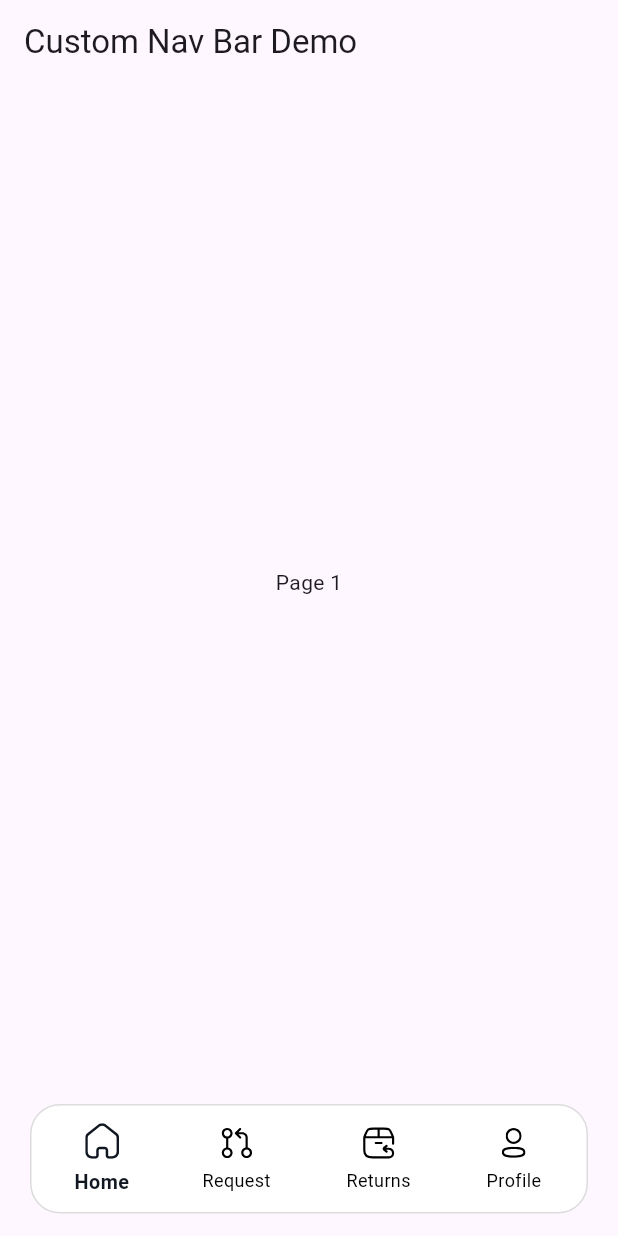
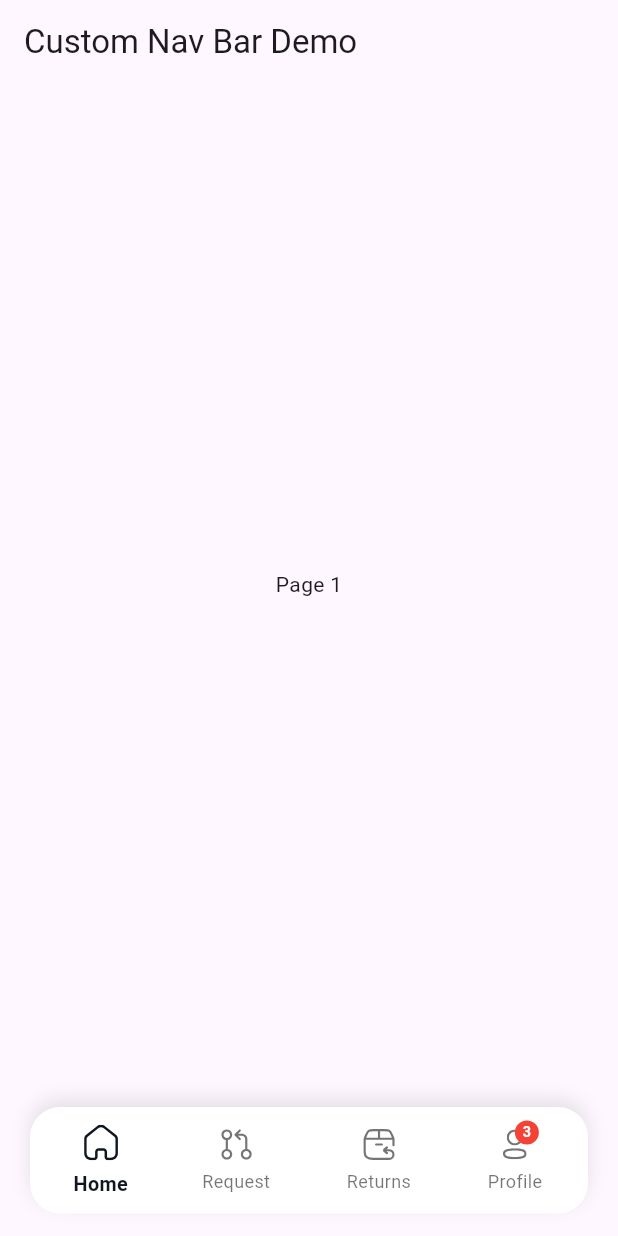
Before and after one commit to Halawany1/smart_nav_bar, a Flutter app: the screen it shows after launch, on a phone screen of 412 x 824 dp. Run offline on Flutter 3.47's test engine with Material 3 defaults, Android fonts, the phone set to English and light mode, and no system bars; our stand-ins replace flutter_svg.

Commit message:
updates
- updates naming of classes
- add badge feature on bottom nav item
- update readme file

```diff
--- a/lib/bottom_nav_bar.dart
+++ /dev/null
@@ -1,56 +0,0 @@
-import 'package:flutter/material.dart';
-import 'bottom_nav_item.dart';
-import 'models/nav_item_model.dart';
-import 'models/style_config.dart';
-
-class CustomBottomNavBar extends StatelessWidget {
-  final int currentIndex;
-  final List<NavItemModel> items;
-  final ValueChanged<int> onTap;
-  final BottomNavBarStyle style;
-
-  const CustomBottomNavBar({
-    super.key,
-    required this.currentIndex,
-    required this.items,
-    required this.onTap,
-    this.style = const BottomNavBarStyle(),
-  });
-
-  @override
-  Widget build(BuildContext context) {
-    return Container(
-      margin: style.margin,
-      padding: style.padding,
-      decoration: BoxDecoration(
-        color: style.backgroundColor,
-        border: Border.all(color: style.borderColor),
-        borderRadius: BorderRadius.circular(style.borderRadius),
-      ),
-      child: Row(
-        mainAxisAlignment: MainAxisAlignment.spaceAround,
-        children: items
-            .asMap()
-            .entries
-            .map((entry) => _buildNavItem(entry.key, entry.value))
-            .toList(),
-      ),
-    );
-  }
-
-  Widget _buildNavItem(int index, NavItemModel item) {
-    return BottomNavItem(
-      index: index,
-      currentIndex: currentIndex,
-      iconPath: item.iconPath,
-      label: item.label,
-      onTap: onTap,
-      activeColor: style.activeColor,
-      inactiveColor: style.inactiveColor,
-      activeTextStyle: style.activeTextStyle,
-      inactiveTextStyle: style.inactiveTextStyle,
-      iconSize: style.iconSize,
-      scaleFactor: style.scaleFactor,
-    );
-  }
-}
--- a/lib/custom_bottom_nav_bar.dart
+++ /dev/null
@@ -1,6 +0,0 @@
-library custom_bottom_nav_bar;
-
-export 'bottom_nav_bar.dart';
-export 'bottom_nav_item.dart';
-export 'models/nav_item_model.dart';
-export 'models/style_config.dart';
--- a/lib/main.dart
+++ b/lib/main.dart
@@ -1,6 +1,7 @@
 import 'package:flutter/material.dart';
-import 'package:smart_nav_bar/bottom_nav_bar.dart';
-import 'package:smart_nav_bar/models/nav_item_model.dart';
+import 'package:smart_nav_bar/models/badge.dart';
+import 'package:smart_nav_bar/models/nav_item.dart';
+import 'package:smart_nav_bar/smart_bottom_nav.dart';
 
 void main() => runApp(const MyApp());
 
@@ -14,11 +15,11 @@ class MyApp extends StatefulWidget {
 class _MyAppState extends State<MyApp> {
   int _currentIndex = 0;
 
-  final List<NavItemModel> _items = const [
-    NavItemModel(iconPath: 'assets/home_icon.svg', label: 'Home'),
-    NavItemModel(iconPath: 'assets/request_icon.svg', label: 'Request'),
-    NavItemModel(iconPath: 'assets/returns_icon.svg', label: 'Returns'),
-    NavItemModel(iconPath: 'assets/profile_icon.svg', label: 'Profile'),
+  final List<SmartNavItem> _items = const [
+    SmartNavItem(iconPath: 'assets/home_icon.svg', label: 'Home'),
+    SmartNavItem(iconPath: 'assets/request_icon.svg', label: 'Request'),
+    SmartNavItem(iconPath: 'assets/returns_icon.svg', label: 'Returns'),
+    SmartNavItem(iconPath: 'assets/profile_icon.svg', label: 'Profile',badge: BadgeNavItem(count: 3)),
   ];
 
   @override
@@ -27,7 +28,7 @@ class _MyAppState extends State<MyApp> {
       home: Scaffold(
         appBar: AppBar(title: const Text('Custom Nav Bar Demo')),
         body: Center(child: Text('Page ${_currentIndex + 1}')),
-        bottomNavigationBar: CustomBottomNavBar(
+        bottomNavigationBar: SmartBottomNav(
           currentIndex: _currentIndex,
           items: _items,
           onTap: (index) => setState(() => _currentIndex = index),
--- /dev/null
+++ b/lib/models/badge.dart
@@ -0,0 +1,19 @@
+import 'package:flutter/material.dart';
+
+class BadgeNavItem {
+  final String? text;
+  final int? count;
+  final Color color;
+  final Color textColor;
+  final double size;
+  final bool hideWhenZero;
+
+  const BadgeNavItem({
+    this.text,
+    this.count,
+    this.color = Colors.red,
+    this.textColor = Colors.white,
+    this.size = 16,
+    this.hideWhenZero = true,
+  });
+}
--- /dev/null
+++ b/lib/models/nav_item.dart
@@ -0,0 +1,22 @@
+import 'package:flutter/material.dart';
+import 'package:smart_nav_bar/models/badge.dart';
+
+class SmartNavItem {
+  final String iconPath;
+  final String label;
+  final Widget? screen;
+  final Color? activeColor;
+  final Color? inactiveColor;
+  final double? iconSize;
+  final BadgeNavItem? badge;
+
+  const SmartNavItem({
+    required this.iconPath,
+    required this.label,
+    this.screen,
+    this.activeColor,
+    this.inactiveColor,
+    this.iconSize,
+    this.badge,
+  });
+}
--- a/lib/models/nav_item_model.dart
+++ /dev/null
@@ -1,13 +0,0 @@
-import 'package:flutter/material.dart';
-
-class NavItemModel {
-  final String iconPath;
-  final String label;
-  final Widget? screen;
-
-  const NavItemModel({
-    required this.iconPath,
-    required this.label,
-    this.screen,
-  });
-}
--- /dev/null
+++ b/lib/models/nav_style.dart
@@ -0,0 +1,42 @@
+import 'package:flutter/material.dart';
+
+class SmartNavStyle {
+  final Color backgroundColor;
+  final Color? borderColor;
+  final double borderRadius;
+  final EdgeInsets margin;
+  final EdgeInsets padding;
+  final Color defaultActiveColor;
+  final Color defaultInactiveColor;
+  final TextStyle defaultActiveTextStyle;
+  final TextStyle defaultInactiveTextStyle;
+  final double defaultIconSize;
+  final double scaleFactor;
+  final Curve animationCurve;
+  final Duration animationDuration;
+  final bool showLabel;
+
+  const SmartNavStyle({
+    this.backgroundColor = Colors.white,
+    this.borderColor,
+    this.borderRadius = 20.0,
+    this.margin = const EdgeInsets.symmetric(horizontal: 20, vertical: 15),
+    this.padding = const EdgeInsets.all(5),
+    this.defaultActiveColor = const Color(0xFF101720),
+    this.defaultInactiveColor = Colors.black54,
+    this.defaultActiveTextStyle = const TextStyle(
+      fontSize: 12,
+      fontWeight: FontWeight.w600,
+    ),
+    this.defaultInactiveTextStyle = const TextStyle(
+      fontSize: 12,
+      fontWeight: FontWeight.w400,
+    ),
+    this.defaultIconSize = 24.0,
+    this.scaleFactor = 1.1,
+    this.animationCurve = Curves.easeOutQuad,
+    this.animationDuration = const Duration(milliseconds: 300),
+    this.showLabel = true,
+    MaterialColor activeColor = Colors.blue,
+  });
+}
--- a/lib/models/style_config.dart
+++ /dev/null
@@ -1,37 +0,0 @@
-import 'package:flutter/material.dart';
-
-class BottomNavBarStyle {
-  final Color backgroundColor;
-  final Color borderColor;
-  final double borderRadius;
-  final EdgeInsets margin;
-  final EdgeInsets padding;
-  final Color activeColor;
-  final Color inactiveColor;
-  final TextStyle activeTextStyle;
-  final TextStyle inactiveTextStyle;
-  final double iconSize;
-  final double scaleFactor;
-
-  const BottomNavBarStyle({
-    this.backgroundColor = Colors.white,
-    this.borderColor = const Color(0xFFDCDCDC),
-    this.borderRadius = 20.0,
-    this.margin = const EdgeInsets.symmetric(horizontal: 20, vertical: 15),
-    this.padding = const EdgeInsets.all(5),
-    this.activeColor = const Color(0xFF101720),
-    this.inactiveColor = Colors.black,
-    this.activeTextStyle = const TextStyle(
-      fontSize: 12,
-      fontWeight: FontWeight.w600,
-      color: Color(0xFF101720),
-    ),
-    this.inactiveTextStyle = const TextStyle(
-      fontSize: 12,
-      fontWeight: FontWeight.w400,
-      color: Colors.black,
-    ),
-    this.iconSize = 24.0,
-    this.scaleFactor = 1.1,
-  });
-}
--- /dev/null
+++ b/lib/smart_bottom_nav.dart
@@ -0,0 +1,170 @@
+import 'package:flutter/material.dart';
+import 'package:flutter_svg/flutter_svg.dart';
+import 'package:smart_nav_bar/models/badge.dart';
+import 'package:smart_nav_bar/smart_nav_bar.dart';
+
+class SmartBottomNav extends StatelessWidget {
+  final int currentIndex;
+  final List<SmartNavItem> items;
+  final ValueChanged<int> onTap;
+  final SmartNavStyle style;
+  final bool withScreens;
+  final PageController? pageController;
+
+  const SmartBottomNav({
+    super.key,
+    required this.currentIndex,
+    required this.items,
+    required this.onTap,
+    this.style = const SmartNavStyle(),
+    this.withScreens = false,
+    this.pageController,
+  });
+
+  @override
+  Widget build(BuildContext context) {
+    return Column(
+      mainAxisSize: MainAxisSize.min,
+      children: [
+        if (withScreens && pageController != null)
+          Expanded(
+            child: PageView(
+              controller: pageController,
+              physics: const NeverScrollableScrollPhysics(),
+              children:
+                  items.map((item) => item.screen ?? Container()).toList(),
+            ),
+          ),
+        _buildBottomNavBar(),
+      ],
+    );
+  }
+
+  Widget _buildBottomNavBar() {
+    return Container(
+      margin: style.margin,
+      padding: style.padding,
+      decoration: BoxDecoration(
+        color: style.backgroundColor,
+        border: style.borderColor != null
+            ? Border.all(color: style.borderColor!)
+            : null,
+        borderRadius: BorderRadius.circular(style.borderRadius),
+        boxShadow: [
+          if (style.borderColor == null)
+            BoxShadow(
+              color: Colors.black.withValues(alpha: 0.1),
+              blurRadius: 10,
+              offset: const Offset(0, -5),
+            ),
+        ],
+      ),
+      child: Row(
+        mainAxisAlignment: MainAxisAlignment.spaceAround,
+        children: items
+            .asMap()
+            .entries
+            .map((entry) => _buildNavItem(entry.key, entry.value))
+            .toList(),
+      ),
+    );
+  }
+
+  Widget _buildNavItem(int index, SmartNavItem item) {
+    final isActive = index == currentIndex;
+    final activeColor = item.activeColor ?? style.defaultActiveColor;
+    final inactiveColor = item.inactiveColor ?? style.defaultInactiveColor;
+    final iconSize = item.iconSize ?? style.defaultIconSize;
+
+    return GestureDetector(
+      behavior: HitTestBehavior.opaque,
+      onTap: () {
+        onTap(index);
+        if (withScreens && pageController != null) {
+          pageController!.animateToPage(
+            index,
+            duration: style.animationDuration,
+            curve: style.animationCurve,
+          );
+        }
+      },
+      child: TweenAnimationBuilder<double>(
+        duration: style.animationDuration,
+        curve: style.animationCurve,
+        tween: Tween(begin: 1.0, end: isActive ? style.scaleFactor : 1.0),
+        builder: (context, scale, child) {
+          return Transform.scale(
+            scale: scale,
+            child: child,
+          );
+        },
+        child: Container(
+          padding: const EdgeInsets.symmetric(vertical: 8, horizontal: 12),
+          child: Column(
+            mainAxisSize: MainAxisSize.min,
+            children: [
+              Stack(
+                clipBehavior: Clip.none,
+                children: [
+                  SvgPicture.asset(
+                    item.iconPath,
+                    colorFilter: ColorFilter.mode(
+                      isActive ? activeColor : inactiveColor,
+                      BlendMode.srcIn,
+                    ),
+                    width: iconSize,
+                    height: iconSize,
+                  ),
+                  if (item.badge != null && _shouldShowBadge(item.badge!))
+                    Positioned(
+                      right: -4,
+                      top: -4,
+                      child: Container(
+                        width: item.badge!.size,
+                        height: item.badge!.size,
+                        decoration: BoxDecoration(
+                          color: item.badge!.color,
+                          shape: BoxShape.circle,
+                        ),
+                        child: Center(
+                          child: Text(
+                            item.badge!.text ??
+                                item.badge!.count?.toString() ??
+                                '',
+                            style: TextStyle(
+                              color: item.badge!.textColor,
+                              fontSize: item.badge!.size * 0.6,
+                              fontWeight: FontWeight.bold,
+                            ),
+                          ),
+                        ),
+                      ),
+                    ),
+                ],
+              ),
+              if (style.showLabel) ...[
+                const SizedBox(height: 4),
+                Text(
+                  item.label,
+                  style: (isActive
+                      ? style.defaultActiveTextStyle.copyWith(
+                          color: activeColor,
+                        )
+                      : style.defaultInactiveTextStyle.copyWith(
+                          color: inactiveColor,
+                        )),
+                ),
+              ],
+            ],
+          ),
+        ),
+      ),
+    );
+  }
+
+  bool _shouldShowBadge(BadgeNavItem badge) {
+    if (badge.hideWhenZero && badge.count == 0) return false;
+    if (badge.text == null && badge.count == null) return false;
+    return true;
+  }
+}
--- a/lib/bottom_nav_item.dart
+++ b/lib/smart_bottom_nav_item.dart
@@ -1,7 +1,7 @@
 import 'package:flutter/material.dart';
 import 'package:flutter_svg/flutter_svg.dart';
 
-class BottomNavItem extends StatelessWidget {
+class SmartNavBarItem extends StatelessWidget {
   final int index;
   final int currentIndex;
   final String iconPath;
@@ -14,7 +14,7 @@ class BottomNavItem extends StatelessWidget {
   final double iconSize;
   final double scaleFactor;
 
-  const BottomNavItem({
+  const SmartNavBarItem({
     super.key,
     required this.index,
     required this.currentIndex,
--- /dev/null
+++ b/lib/smart_nav_bar.dart
@@ -0,0 +1,6 @@
+library smart_nav_bar;
+
+export 'smart_bottom_nav.dart';
+export 'smart_bottom_nav_item.dart';
+export 'models/nav_item.dart';
+export 'models/nav_style.dart';
--- a/pubspec.yaml
+++ b/pubspec.yaml
@@ -1,6 +1,6 @@
 name: smart_nav_bar
 description: A customizable bottom navigation bar for Flutter with smooth animations and flexible styling options.
-version: 1.0.1
+version: 1.0.2
 homepage: https://github.com/Halawany1/smart_nav_bar
 
 license: MIT
```
Also changed, not shown: 4 other files.
